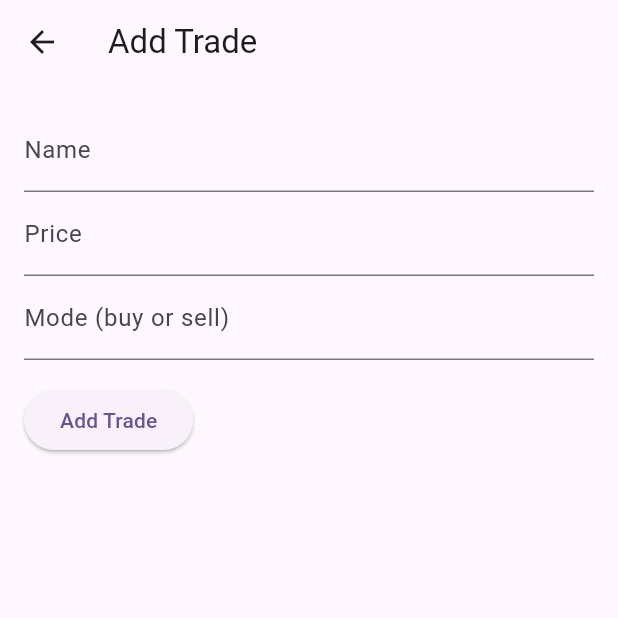
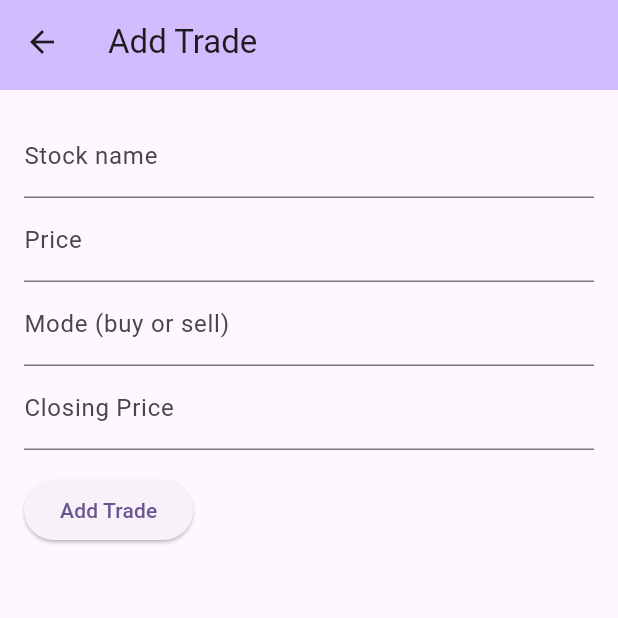
Before and after one commit to rajath002/Trade-Book, a Flutter app: the MyHomePage screen opened directly with empty values, after a tap on the "add" icon, on a phone screen of 412 x 824 dp, the top half of it. Run offline on Flutter 3.47's test engine with Material 3 defaults, Android fonts, the phone set to English and light mode, and no system bars; our stand-ins replace appwrite, flutter_dotenv; network calls fail.

Commit message:
Add trade modified with Auto complete text

```diff
--- a/lib/mock/sample_trades.dart
+++ b/lib/mock/sample_trades.dart
@@ -3,31 +3,31 @@ import 'package:flutter_new/models/trade.dart';
 
 List<Trade> sampleTrades = [
   Trade(
-    time: DateTime(2023, 9, 30, 10, 15), // Example time
+    time: DateTime(2023, 9, 30, 10, 15),
     name: 'Apple Inc.',
     price: 150.0,
     mode: 'buy',
   ),
   Trade(
-    time: DateTime(2023, 9, 30, 10, 30), // Example time
+    time: DateTime(2023, 9, 30, 10, 30),
     name: 'Microsoft Corporation',
     price: 300.0,
     mode: 'buy',
   ),
   Trade(
-    time: DateTime(2023, 9, 30, 11, 45), // Example time
+    time: DateTime(2023, 9, 30, 11, 45),
     name: 'Tesla, Inc.',
     price: 800.0,
     mode: 'sell',
   ),
   Trade(
-    time: DateTime(2023, 9, 30, 12, 15), // Example time
+    time: DateTime(2023, 9, 30, 12, 15),
     name: 'Amazon.com, Inc.',
     price: 3500.0,
     mode: 'buy',
   ),
   Trade(
-    time: DateTime(2023, 9, 30, 14, 0), // Example time
+    time: DateTime(2023, 9, 30, 14, 0),
     name: 'Google LLC',
     price: 2700.0,
     mode: 'sell',
--- /dev/null
+++ b/lib/models/Stock.dart
@@ -0,0 +1,20 @@
+class Stock {
+  final String name;
+  final String code;
+
+  Stock({required this.name, required this.code});
+
+  factory Stock.fromJson(Map<String, dynamic> json) {
+    return Stock(
+      name: json['name'] as String,
+      code: json['code'] as String,
+    );
+  }
+
+  Map<String, dynamic> toJson() {
+    return {
+      'name': name,
+      'code': code,
+    };
+  }
+}
--- a/lib/models/trade.dart
+++ b/lib/models/trade.dart
@@ -6,12 +6,16 @@ class Trade {
   String name;
   double price;
   String mode; // 'buy' or 'sell'
+  double closingPrice = 0.0;
+  double result = 0.0;
 
   Trade({
     required this.time,
     required this.name,
     required this.price,
     required this.mode,
+    double? closingPrice = 0.0,
+    double? result,
     String? id, // Allow id to be nullable
   }) : id = id ?? const Uuid().v4();
 
@@ -30,4 +34,12 @@ class Trade {
   set setMode(String newMode) {
     mode = newMode;
   }
+
+  set setClosingPrice(double price) {
+    closingPrice = price;
+  }
+
+  set setResult(double price) {
+    result = price;
+  }
 }
--- a/lib/pages/add_trade_page.dart
+++ b/lib/pages/add_trade_page.dart
@@ -3,18 +3,24 @@ import 'package:provider/provider.dart';
 
 import '../provider/trade_provider.dart';
 
+import '../widgets/appbar.dart';
+import '../widgets/StockAutoComplete.dart';
+
 class AddTradePage extends StatelessWidget {
   final TextEditingController nameController = TextEditingController();
   final TextEditingController priceController = TextEditingController();
   final TextEditingController modeController = TextEditingController();
+  final TextEditingController closingPriceController = TextEditingController();
 
   AddTradePage({super.key});
+
+  void getName(String name) => nameController.text = name;
 
   @override
   Widget build(BuildContext context) {
     return Scaffold(
-      appBar: AppBar(
-        title: const Text('Add Trade'),
+      appBar: const TradeAppBar(
+        title: 'Add Trade',
       ),
       body: Padding(
         padding: const EdgeInsets.all(16.0),
@@ -22,9 +28,10 @@ class AddTradePage extends StatelessWidget {
           child: Column(
             crossAxisAlignment: CrossAxisAlignment.start,
             children: [
-              TextFormField(
-                controller: nameController,
-                decoration: const InputDecoration(labelText: 'Name'),
+              StockAutoComplete(
+                initialValue: "",
+                callback: getName,
+                labelText: "Stock name",
               ),
               TextFormField(
                 controller: priceController,
@@ -36,6 +43,10 @@ class AddTradePage extends StatelessWidget {
                 decoration:
                     const InputDecoration(labelText: 'Mode (buy or sell)'),
               ),
+              TextFormField(
+                controller: closingPriceController,
+                decoration: const InputDecoration(labelText: 'Closing Price'),
+              ),
               const SizedBox(height: 16),
               ElevatedButton(
                 onPressed: () {
@@ -44,6 +55,8 @@ class AddTradePage extends StatelessWidget {
                   final name = nameController.text;
                   final price = double.tryParse(priceController.text) ?? 0.0;
                   final mode = modeController.text;
+                  final closingPrice =
+                      double.tryParse(closingPriceController.text) ?? 0.0;
 
                   if (name.isNotEmpty &&
                       price > 0 &&
@@ -53,6 +66,7 @@ class AddTradePage extends StatelessWidget {
                       name: name,
                       price: price,
                       mode: mode,
+                      closingPrice: closingPrice ?? 0.0,
                     );
                     Navigator.pop(context); // Return to the previous screen
                   }
--- a/lib/pages/trade_list_page.dart
+++ b/lib/pages/trade_list_page.dart
@@ -2,6 +2,13 @@ import 'package:flutter/material.dart';
 import 'package:flutter_new/models/trade.dart';
 import 'package:flutter_new/provider/trade_provider.dart';
 import 'package:provider/provider.dart';
+
+import '../widgets/appbar.dart';
+
+TextStyle myTextStyle = const TextStyle(
+  color: Colors.white, // Set text color to red
+  fontSize: 16.0, // Set font size
+);
 
 class TradeListPage extends StatelessWidget {
   const TradeListPage({super.key});
@@ -9,10 +16,14 @@ class TradeListPage extends StatelessWidget {
   @override
   Widget build(BuildContext context) {
     final tradeProvider = Provider.of<TradeProvider>(context, listen: false);
+    // final provider = Provider.of<TradeProvider>(context, listen: false);
 
+    tradeProvider.readData();
     final trades = tradeProvider.trades;
     return Scaffold(
-      appBar: AppBar(title: const Text('Trade List')),
+      appBar: const TradeAppBar(
+        title: 'Add Trade',
+      ),
       body: TradeList(
         trades: trades,
       ),
@@ -86,14 +97,53 @@ class _TradeListState extends State<TradeList> {
           onDismissed: (direction) {
             _deleteTrade(index, tradeProvider);
           },
-          child: ListTile(
-            title: Text(trade.name),
-            subtitle: Text(
-                'Price: \$${trade.price.toStringAsFixed(2)} - ${trade.mode}'),
-            trailing: Text(
-              '${trade.time.hour}:${trade.time.minute}',
-              style: const TextStyle(fontWeight: FontWeight.bold),
-            ),
+          child: Column(
+            mainAxisAlignment: MainAxisAlignment.spaceBetween,
+            crossAxisAlignment: CrossAxisAlignment.start,
+            children: [
+              ListTile(
+                title: Text(trade.name),
+                subtitle: Column(
+                  crossAxisAlignment: CrossAxisAlignment.start,
+                  children: [
+                    Text(
+                        'Price: \$${trade.price.toStringAsFixed(2)} - ${trade.mode}'),
+                    Row(
+                      children: [
+                        const Text("Position : "),
+                        Text(trade.closingPrice != 0 && trade.result != 0 ? "Closed" : "Open")
+                      ],
+                    ),
+                  ],
+                ),
+                trailing: Column(
+                  children: [
+                    Text(
+                      '${trade.time.hour}:${trade.time.minute}',
+                      style: const TextStyle(fontWeight: FontWeight.bold),
+                    ),
+
+                    Container(
+                      padding: const EdgeInsets.symmetric(horizontal: 6.0),
+                      decoration: BoxDecoration(
+                        color: trade.result == 0.0
+                            ? Colors.grey
+                            : (trade.result > 0
+                            ? Colors.green
+                            : Colors.redAccent), // Set background color
+                        borderRadius: BorderRadius.circular(
+                          10.0,
+                        ), // Add rounded corners with radius of 10.0
+                      ),
+                      child: Text(
+                        trade.result.toString(),
+                        style: myTextStyle,
+                      ),
+                    ),
+                  ],
+                ),
+              ),
+            ],
           ),
         );
       },
--- a/lib/provider/trade_provider.dart
+++ b/lib/provider/trade_provider.dart
@@ -1,10 +1,37 @@
 import 'package:flutter/material.dart';
+import 'package:appwrite/appwrite.dart';
+import 'package:flutter_dotenv/flutter_dotenv.dart';
+
 import 'package:flutter_new/mock/sample_trades.dart';
 
 import '../models/trade.dart';
 
 class TradeProvider extends ChangeNotifier {
   List<Trade> trades = sampleTrades;
+  Client client = Client();
+
+  final _endPoint = dotenv.env['AW_ENDPOINT'];
+  final _project = dotenv.env['AW_PROJECT'];
+  final _databaseId = dotenv.env['AW_DATABASE_ID'];
+  final _collectionId = dotenv.env['AW_COLLECTION_ID'];
+
+  Future<void> readData() async {
+    try {
+      client.setEndpoint(_endPoint!).setProject(_project).setSelfSigned(
+            status: true,
+          ); // For self signed certificates, only use for development
+      final databases = Databases(client);
+      print(databases.client.config);
+      print(databases.toString());
+      final response = await databases.listDocuments(
+        databaseId: _databaseId ?? '',
+        collectionId: _collectionId ?? '',
+      );
+      print(response);
+    } catch (e) {
+      print(e);
+    }
+  }
 
   // Method to add a trade
   void addTrade({
@@ -12,12 +39,19 @@ class TradeProvider extends ChangeNotifier {
     required String name,
     required double price,
     required String mode,
+    required double closingPrice,
   }) {
+    double result = 0.0;
+    if (closingPrice != 0 && price != 0) {
+      result = closingPrice - price;
+    }
     final newTrade = Trade(
       time: time,
       name: name,
       price: price,
       mode: mode,
+      closingPrice: closingPrice ?? 0.0,
+      result: result
     );
     trades.add(newTrade);
 
@@ -28,7 +62,6 @@ class TradeProvider extends ChangeNotifier {
   void deleteTrade(int index) {
     if (index >= 0 && index < trades.length) {
       trades.removeAt(index);
-
       notifyListeners();
     }
   }
@@ -39,8 +72,14 @@ class TradeProvider extends ChangeNotifier {
     String? name,
     double? price,
     String? mode,
+    double? closingPrice,
   }) {
     final tradeIndex = trades.indexWhere((trade) => trade.id == id);
+
+    double result = 0.0;
+    if (closingPrice != 0 && price != 0) {
+      result = (closingPrice ?? 0.0) - (price ?? 0.0);
+    }
 
     if (tradeIndex != -1) {
       final trade = trades[tradeIndex];
@@ -48,6 +87,8 @@ class TradeProvider extends ChangeNotifier {
       if (name != null) trade.setName = name;
       if (price != null) trade.setPrice = price;
       if (mode != null) trade.setMode = mode;
+      if (closingPrice != null) trade.setClosingPrice = closingPrice;
+      if (result != null && result != 0) trade.result = result;
 
       notifyListeners();
     }
--- /dev/null
+++ b/lib/widgets/StockAutoComplete.dart
@@ -0,0 +1,64 @@
+import 'package:flutter/material.dart';
+
+import '../models/Stock.dart';
+
+List<Stock> stocks = [
+  Stock(name: "Apple Inc.", code: "AAPL"),
+  Stock(name: "Amazon.com Inc.", code: "AMZN"),
+  Stock(name: "Alphabet Inc. (Google)", code: "GOOGL"),
+  Stock(name: "Microsoft Corporation", code: "MSFT"),
+  Stock(name: "Tesla, Inc.", code: "TSLA"),
+  Stock(name: "Facebook, Inc.", code: "FB"),
+  Stock(name: "Johnson & Johnson", code: "JNJ"),
+  Stock(name: "Visa Inc.", code: "V"),
+  Stock(name: "Walmart Inc.", code: "WMT"),
+  Stock(name: "Procter & Gamble Co.", code: "PG"),
+];
+
+class StockAutoComplete extends StatefulWidget {
+  final String initialValue = '';
+  final Function(String) callback;
+  final String? labelText;
+
+  const StockAutoComplete(
+      {required initialValue, required this.callback, this.labelText = '', key})
+      : super(key: key);
+
+  static String _displayStringForOption(Stock option) =>
+      "${option.name} - ${option.code}";
+
+  @override
+  State<StockAutoComplete> createState() => _StockAutoCompleteState();
+}
+
+class _StockAutoCompleteState extends State<StockAutoComplete> {
+  @override
+  Widget build(BuildContext context) {
+    return Autocomplete<Stock>(
+        displayStringForOption: StockAutoComplete._displayStringForOption,
+        initialValue: TextEditingValue(text: widget.initialValue),
+        fieldViewBuilder:
+            (context, textEditingController, focusNode, onFieldSubmitted) =>
+                TextFormField(
+                  decoration: InputDecoration(labelText: widget.labelText),
+                  controller: textEditingController,
+                  focusNode: focusNode,
+                  onEditingComplete: onFieldSubmitted,
+                ),
+        optionsBuilder: (TextEditingValue textEditingValue) {
+          // Filter the suggestions based on the user's input
+          if (textEditingValue.text == '') {
+            return const Iterable<Stock>.empty();
+          }
+          return stocks.where((Stock option) {
+            return "${option.name} ${option.code}"
+                .toLowerCase()
+                .contains(textEditingValue.text.toLowerCase());
+          });
+        },
+        onSelected: (Stock selection) {
+          // Handle the selected suggestion
+          widget.callback(StockAutoComplete._displayStringForOption(selection));
+        });
+  }
+}
--- /dev/null
+++ b/lib/widgets/appbar.dart
@@ -0,0 +1,18 @@
+
+import 'package:flutter/material.dart';
+
+class TradeAppBar extends StatelessWidget implements PreferredSizeWidget{
+  final String title;
+  const TradeAppBar({super.key, required this.title});
+
+  @override
+  Widget build(BuildContext context) {
+    return AppBar(
+      backgroundColor: Theme.of(context).colorScheme.inversePrimary,
+      title: Text(title),
+    );
+  }
+
+  @override
+  Size get preferredSize => const Size.fromHeight(60.0);
+}
```
Also changed, not shown: lib/main.dart (+24 -6 lines), lib/pages/auth/auth.dart (added, +95 -0 lines), lib/pages/edit_trade_page.dart (+11 -3 lines), lib/provider/appwrite_provider.dart (added, +54 -0 lines).
